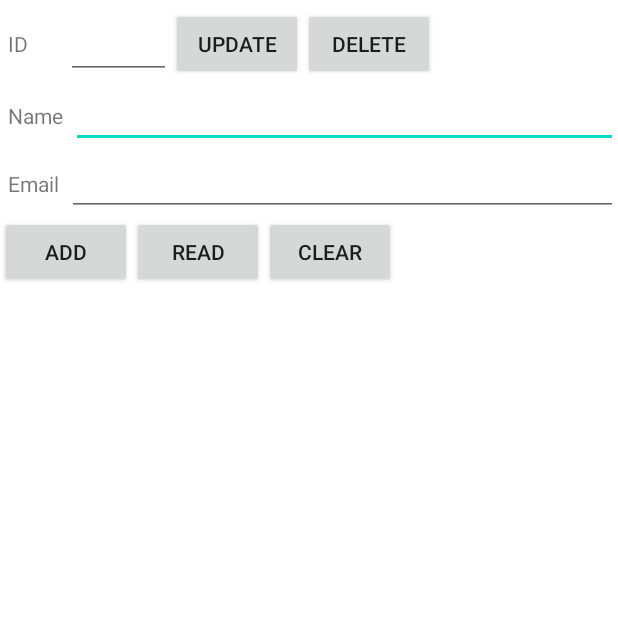
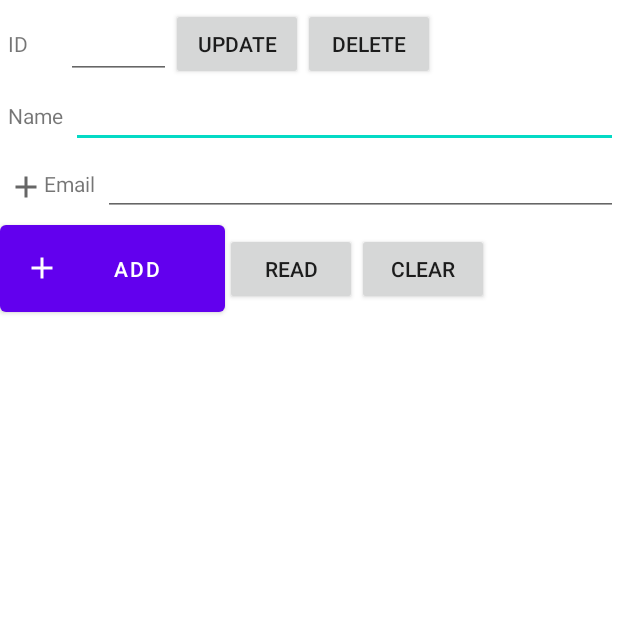
Before and after one commit to Bobania/MyApplication, an Android app: the screen it shows after launch (MainActivity), on a phone screen of 412 x 824 dp, the top half of it. Run offline under Robolectric (Android 15) with nearby library versions, the phone set to English and light mode, and no system bars.

```diff
--- a/app/build.gradle
+++ b/app/build.gradle
@@ -32,6 +32,7 @@ dependencies {
     annotationProcessor 'androidx.room:room-compiler:2.4.3'
     implementation 'androidx.room:room-runtime:2.4.3'
 
+
     implementation 'androidx.appcompat:appcompat:1.5.0'
     implementation 'com.google.android.material:material:1.6.1'
     implementation 'androidx.constraintlayout:constraintlayout:2.1.4'
--- /dev/null
+++ b/app/src/main/res/drawable/ic_add.xml
@@ -0,0 +1,10 @@
+<vector xmlns:android="http://schemas.android.com/apk/res/android"
+    android:width="24dp"
+    android:height="24dp"
+    android:viewportWidth="24"
+    android:viewportHeight="24"
+    android:tint="?attr/colorControlNormal">
+  <path
+      android:fillColor="@android:color/white"
+      android:pathData="M19,13h-6v6h-2v-6H5v-2h6V5h2v6h6v2z"/>
+</vector>
--- a/app/src/main/res/layout/activity_main.xml
+++ b/app/src/main/res/layout/activity_main.xml
@@ -59,14 +59,16 @@
         android:id="@+id/linearLayout3"
         android:layout_width="match_parent"
         android:layout_height="wrap_content">
-        <TextView
+        <com.google.android.material.textview.MaterialTextView
             android:id="@+id/textView2"
             android:layout_width="wrap_content"
             android:layout_height="wrap_content"
             android:text="Email"
+            android:drawableLeft="@drawable/ic_add"
             android:layout_marginLeft="5dp"
             android:layout_marginRight="5dp">
-        </TextView>
+        </com.google.android.material.textview.MaterialTextView
+>
         <EditText
             android:id="@+id/etEmail"
             android:layout_width="wrap_content"
@@ -78,12 +80,14 @@
         android:id="@+id/linearLayout2"
         android:layout_width="match_parent"
         android:layout_height="wrap_content">
-        <Button
+        <com.google.android.material.button.MaterialButton
             android:id="@+id/btnAdd"
-            android:layout_width="wrap_content"
-            android:layout_height="wrap_content"
+    android:drawableLeft="@drawable/ic_add"
+            android:drawableTint="#fff"
+            android:layout_width="150dp"
+            android:layout_height="70dp"
             android:text="Add">
-        </Button>
+        </com.google.android.material.button.MaterialButton>
         <Button
             android:id="@+id/btnRead"
             android:layout_width="wrap_content"
```
Also changed, not shown: app/src/main/java/com/example/myapplication/MainActivity.java (+8 -0 lines).
